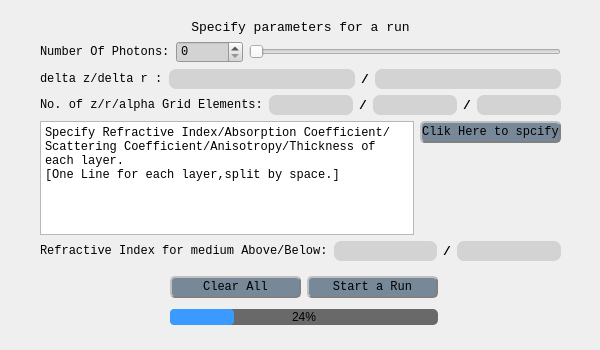
This is mainwidgets/confparas.ui in SimonCqk/Photon_Propagation_Simulation as Qt 5 draws it before an edit. The edited form follows.
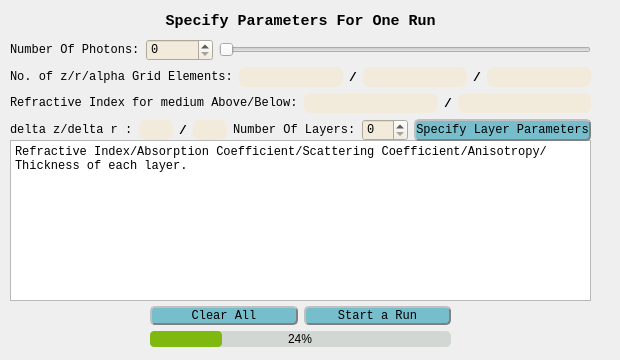
This is the edited form.

Commit message:
improve inputting-layer-params pattern.
and a lot of  beautify work.
(at least it takes me a long time .)
add some resource images.

```diff
--- a/mainwidgets/confparas.ui
+++ b/mainwidgets/confparas.ui
@@ -6,44 +6,49 @@
    <rect>
     <x>0</x>
     <y>0</y>
-    <width>600</width>
-    <height>350</height>
+    <width>620</width>
+    <height>360</height>
    </rect>
   </property>
   <property name="windowTitle">
    <string>Form</string>
   </property>
   <property name="styleSheet">
-   <string notr="true">QPushButton#RunButton{
+   <string notr="true">QPushButton{
 	   height: 18px;
-       background-color:#778899;
+       background-color:#76becc;
        border-radius: 5px; 
        border: 2px groove gray;
        border-style: outset;
 }
-QPushButton#ClearButton{
-       height: 18px;
-       background-color:#778899;
+
+QPushButton::hover{
+       background-color:#228fbd;
        border-radius: 5px; 
-       border: 2px groove gray;
+       border: 1px groove gray;
        border-style: outset;
 }
-QPushButton#SpeLayerButton{
-       height: 18px;
-       background-color:#778899;
+
+QPushButton::pressed{
+       background-color:#009ad6;
        border-radius: 5px; 
-       border: 2px groove gray;
+       border: 1px groove gray;
        border-style: outset;
 }
-</string>
+
+QLineEdit{
+border-radius: 7px;
+height: 20px;
+background-color:#f2eada;
+}</string>
   </property>
   <widget class="QWidget" name="verticalLayoutWidget_2">
    <property name="geometry">
     <rect>
-     <x>170</x>
-     <y>271</y>
-     <width>268</width>
-     <height>61</height>
+     <x>150</x>
+     <y>306</y>
+     <width>301</width>
+     <height>41</height>
     </rect>
    </property>
    <layout class="QVBoxLayout" name="verticalLayout_2">
@@ -80,7 +85,7 @@
       <property name="styleSheet">
        <string notr="true">QProgressBar#progressBar{
       border:none;
-      background:#696969;
+      background:#d3d7d4;
       border-radius:5px;
       text-align:center;
       height:15px;
@@ -88,7 +93,7 @@
  
 QProgressBar::chunk {
  
-      background-color:rgb(58, 154, 255);
+      background-color:#7fb80e;
       border-radius:4px;
       
 }</string>
@@ -103,26 +108,64 @@
   <widget class="QWidget" name="layoutWidget">
    <property name="geometry">
     <rect>
-     <x>40</x>
-     <y>20</y>
-     <width>521</width>
-     <height>241</height>
+     <x>10</x>
+     <y>140</y>
+     <width>581</width>
+     <height>161</height>
     </rect>
    </property>
-   <layout class="QVBoxLayout" name="verticalLayout_4">
+   <layout class="QVBoxLayout" name="LayersParamsLayout">
+    <item>
+     <widget class="QPlainTextEdit" name="plainTextEdit">
+      <property name="font">
+       <font>
+        <family>Consolas</family>
+       </font>
+      </property>
+      <property name="layoutDirection">
+       <enum>Qt::LeftToRight</enum>
+      </property>
+      <property name="undoRedoEnabled">
+       <bool>false</bool>
+      </property>
+      <property name="lineWrapMode">
+       <enum>QPlainTextEdit::WidgetWidth</enum>
+      </property>
+      <property name="readOnly">
+       <bool>true</bool>
+      </property>
+      <property name="plainText">
+       <string>Refractive Index/Absorption Coefficient/Scattering Coefficient/Anisotropy/Thickness of each layer.</string>
+      </property>
+     </widget>
+    </item>
+   </layout>
+  </widget>
+  <widget class="QWidget" name="">
+   <property name="geometry">
+    <rect>
+     <x>10</x>
+     <y>10</y>
+     <width>581</width>
+     <height>131</height>
+    </rect>
+   </property>
+   <layout class="QVBoxLayout" name="verticalLayout">
     <item>
      <widget class="QLabel" name="label">
       <property name="font">
        <font>
         <family>Consolas</family>
-        <pointsize>10</pointsize>
+        <pointsize>11</pointsize>
+        <weight>75</weight>
+        <bold>true</bold>
        </font>
       </property>
       <property name="focusPolicy">
        <enum>Qt::TabFocus</enum>
       </property>
       <property name="text">
-       <string>Specify parameters for a run</string>
+       <string>Specify Parameters For One Run</string>
       </property>
       <property name="alignment">
        <set>Qt::AlignCenter</set>
@@ -130,7 +173,7 @@
      </widget>
     </item>
     <item>
-     <layout class="QVBoxLayout" name="verticalLayout_3">
+     <layout class="QHBoxLayout" name="horizontalLayout_2">
       <item>
        <layout class="QHBoxLayout" name="PNhorizontalLayout">
         <item>
@@ -153,7 +196,7 @@
            </font>
           </property>
           <property name="styleSheet">
-           <string notr="true">background-color:#D3D3D3;</string>
+           <string notr="true">background-color:#f2eada;</string>
           </property>
           <property name="wrapping">
            <bool>false</bool>
@@ -181,63 +224,6 @@
         </item>
        </layout>
       </item>
-      <item>
-       <layout class="QHBoxLayout" name="GridhorizontalLayout">
-        <item>
-         <widget class="QLabel" name="zrGridLabel">
-          <property name="font">
-           <font>
-            <family>Consolas</family>
-           </font>
-          </property>
-          <property name="text">
-           <string>delta z/delta r :</string>
-          </property>
-         </widget>
-        </item>
-        <item>
-         <widget class="QLineEdit" name="zGridEdit">
-          <property name="font">
-           <font>
-            <family>Consolas</family>
-           </font>
-          </property>
-          <property name="styleSheet">
-           <string notr="true">border-radius: 7px;
-height: 20px;
-background-color:#D3D3D3;</string>
-          </property>
-         </widget>
-        </item>
-        <item>
-         <widget class="QLabel" name="label_2">
-          <property name="font">
-           <font>
-            <family>Consolas</family>
-            <pointsize>10</pointsize>
-            <weight>75</weight>
-            <bold>true</bold>
-           </font>
-          </property>
-          <property name="text">
-           <string>/</string>
-          </property>
-         </widget>
-        </item>
-        <item>
-         <widget class="QLineEdit" name="rGridEdit">
-          <property name="font">
-           <font>
-            <family>Consolas</family>
-           </font>
-          </property>
-          <property name="styleSheet">
-           <string notr="true">border-radius: 7px;
-height: 20px;
-background-color:#D3D3D3;</string>
-          </property>
-         </widget>
-        </item>
        </layout>
       </item>
       <item>
@@ -262,9 +248,7 @@
            </font>
           </property>
           <property name="styleSheet">
-           <string notr="true">border-radius: 7px;
-height: 20px;
-background-color:#D3D3D3;</string>
+         <string notr="true"/>
           </property>
          </widget>
         </item>
@@ -291,9 +275,7 @@
            </font>
           </property>
           <property name="styleSheet">
-           <string notr="true">border-radius: 7px;
-height: 20px;
-background-color:#D3D3D3;</string>
+         <string notr="true"/>
           </property>
          </widget>
         </item>
@@ -320,59 +302,12 @@
            </font>
           </property>
           <property name="styleSheet">
-           <string notr="true">border-radius: 7px;
-height: 20px;
-background-color:#D3D3D3;</string>
+         <string notr="true"/>
           </property>
          </widget>
         </item>
        </layout>
       </item>
-      <item>
-       <layout class="QHBoxLayout" name="horizontalLayout_2">
-        <item>
-         <widget class="QPlainTextEdit" name="plainTextEdit">
-          <property name="font">
-           <font>
-            <family>Consolas</family>
-           </font>
-          </property>
-          <property name="plainText">
-           <string>Specify Refractive Index/Absorption Coefficient/Scattering Coefficient/Anisotropy/Thickness of each layer.
-[One Line for each layer,split by space.]</string>
-          </property>
-         </widget>
-        </item>
-        <item>
-         <layout class="QVBoxLayout" name="verticalLayout">
-          <item>
-           <widget class="QPushButton" name="SpeLayerButton">
-            <property name="font">
-             <font>
-              <family>Consolas</family>
-             </font>
-            </property>
-            <property name="text">
-             <string>Clik Here to spcify</string>
-            </property>
-           </widget>
-          </item>
-          <item>
-           <widget class="QLabel" name="Instructor">
-            <property name="font">
-             <font>
-              <family>Consolas</family>
-             </font>
-            </property>
-            <property name="text">
-             <string/>
-            </property>
-           </widget>
-          </item>
-         </layout>
-        </item>
-       </layout>
-      </item>
       <item>
        <layout class="QHBoxLayout" name="MediumhorizontalLayout">
         <item>
@@ -395,9 +330,7 @@
            </font>
           </property>
           <property name="styleSheet">
-           <string notr="true">border-radius: 7px;
-height: 20px;
-background-color:#D3D3D3;</string>
+         <string notr="true"/>
           </property>
          </widget>
         </item>
@@ -424,13 +357,100 @@
            </font>
           </property>
           <property name="styleSheet">
-           <string notr="true">border-radius: 7px;
-height: 20px;
-background-color:#D3D3D3;</string>
+         <string notr="true"/>
           </property>
          </widget>
         </item>
        </layout>
+    </item>
+    <item>
+     <layout class="QHBoxLayout" name="GridhorizontalLayout">
+      <item>
+       <widget class="QLabel" name="zrGridLabel">
+        <property name="font">
+         <font>
+          <family>Consolas</family>
+         </font>
+        </property>
+        <property name="text">
+         <string>delta z/delta r :</string>
+        </property>
+       </widget>
+      </item>
+      <item>
+       <widget class="QLineEdit" name="zGridEdit">
+        <property name="font">
+         <font>
+          <family>Consolas</family>
+         </font>
+        </property>
+        <property name="styleSheet">
+         <string notr="true"/>
+        </property>
+       </widget>
+      </item>
+      <item>
+       <widget class="QLabel" name="label_2">
+        <property name="font">
+         <font>
+          <family>Consolas</family>
+          <pointsize>10</pointsize>
+          <weight>75</weight>
+          <bold>true</bold>
+         </font>
+        </property>
+        <property name="text">
+         <string>/</string>
+        </property>
+       </widget>
+      </item>
+      <item>
+       <widget class="QLineEdit" name="rGridEdit">
+        <property name="font">
+         <font>
+          <family>Consolas</family>
+         </font>
+        </property>
+        <property name="styleSheet">
+         <string notr="true"/>
+        </property>
+       </widget>
+      </item>
+      <item>
+       <widget class="QLabel" name="label_6">
+        <property name="font">
+         <font>
+          <family>Consolas</family>
+         </font>
+        </property>
+        <property name="text">
+         <string>Number Of Layers:</string>
+        </property>
+       </widget>
+      </item>
+      <item>
+       <widget class="QSpinBox" name="num_layer_spin">
+        <property name="font">
+         <font>
+          <family>Consolas</family>
+         </font>
+        </property>
+        <property name="styleSheet">
+         <string notr="true">background-color:#f2eada;</string>
+        </property>
+       </widget>
+      </item>
+      <item>
+       <widget class="QPushButton" name="SpeLayerButton">
+        <property name="font">
+         <font>
+          <family>Consolas</family>
+         </font>
+        </property>
+        <property name="text">
+         <string>Specify Layer Parameters</string>
+        </property>
+       </widget>
       </item>
      </layout>
     </item>
```
Left out of the diff: 2 changed lines with no effect on the pictures. Lines whose indentation alone changed are shown as unchanged. The commit also changes 18 other files.
